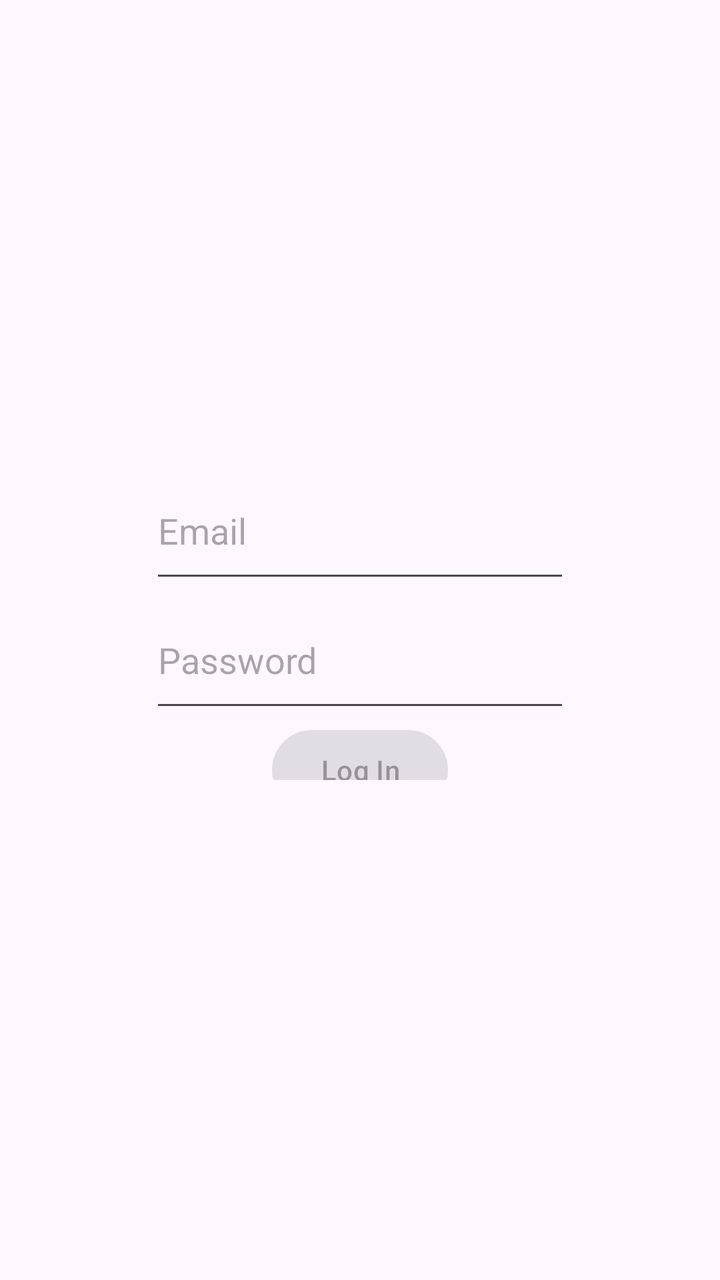
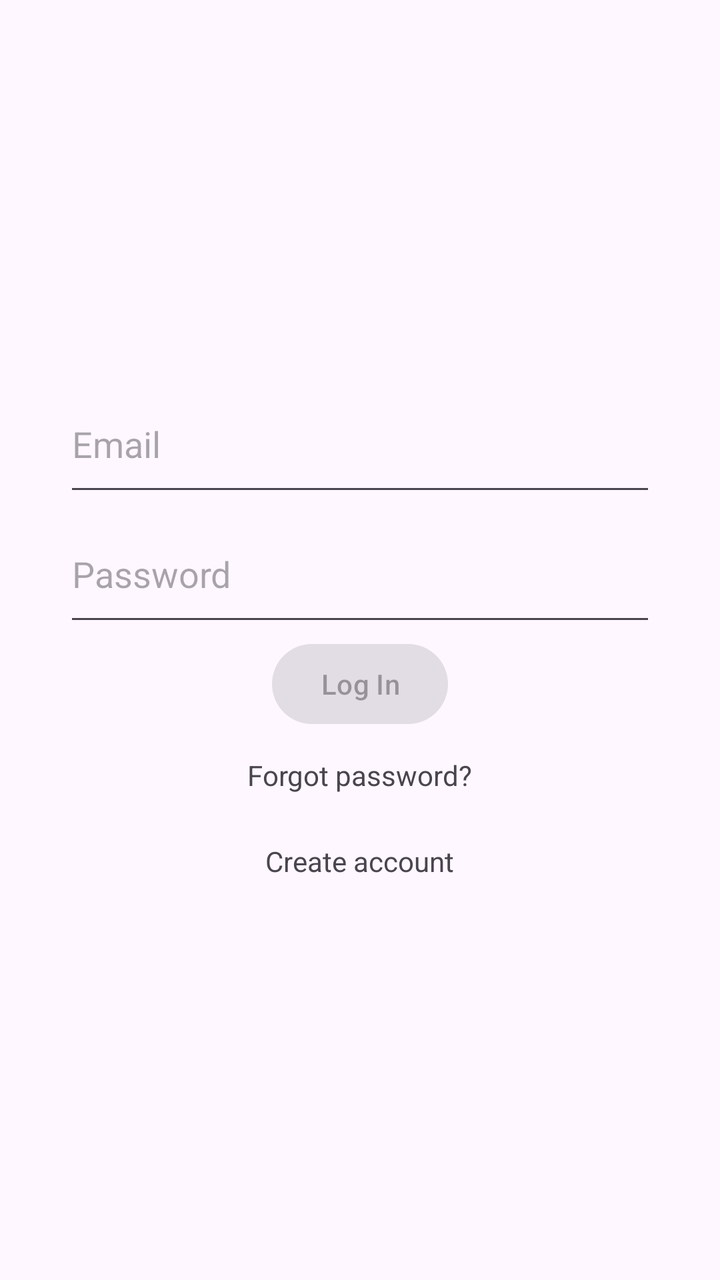

Two renders of the same Android screen: before a commit and after it. Below are the layout's source before the change and the commit's diff.
<!-- AndroidManifest.xml: application theme Theme._3130_grp8_app -->
<!-- res/layout/activity_login.xml -->
<?xml version="1.0" encoding="utf-8"?>
<androidx.constraintlayout.widget.ConstraintLayout xmlns:android="http://schemas.android.com/apk/res/android"
    xmlns:app="http://schemas.android.com/apk/res-auto"
    android:id="@+id/loginMain"
    android:layout_width="match_parent"
    android:layout_height="match_parent">

    <androidx.constraintlayout.widget.ConstraintLayout
        android:id="@+id/loginFormLayout"
        android:layout_width="match_parent"
        android:layout_height="match_parent"
        android:layout_marginHorizontal="75dp"
        android:layout_marginVertical="250dp">

        <EditText
            android:id="@+id/emailInput"
            android:layout_width="match_parent"
            android:layout_height="65dp"
            android:ems="10"
            android:hint="Email"
            android:inputType="textEmailAddress"
            app:layout_constraintBottom_toTopOf="@id/passwordInput"
            app:layout_constraintTop_toTopOf="parent" />

        <EditText
            android:id="@+id/passwordInput"
            android:layout_width="match_parent"
            android:layout_height="65dp"
            android:ems="10"
            android:hint="Password"
            android:inputType="textPassword"
            app:layout_constraintBottom_toTopOf="@id/loginButton"
            app:layout_constraintTop_toBottomOf="@id/emailInput" />

        <Button
            android:id="@+id/loginButton"
            android:layout_width="wrap_content"
            android:layout_height="wrap_content"
            android:enabled="false"
            android:text="Log In"
            app:layout_constraintBottom_toBottomOf="parent"
            app:layout_constraintEnd_toEndOf="parent"
            app:layout_constraintStart_toStartOf="parent"
            app:layout_constraintTop_toBottomOf="@id/passwordInput" />

        
        <TextView
            android:id="@+id/resetPasswordLink"
            android:layout_width="wrap_content"
            android:layout_height="wrap_content"
            android:padding="12dp"
            android:text="Forgot password?"
            app:layout_constraintEnd_toEndOf="parent"
            app:layout_constraintStart_toStartOf="parent"
            app:layout_constraintTop_toBottomOf="@id/loginButton" />

        
        <TextView
            android:id="@+id/signUpLink"
            android:layout_width="wrap_content"
            android:layout_height="wrap_content"
            android:padding="12dp"
            android:text="Create account"
            app:layout_constraintEnd_toEndOf="parent"
            app:layout_constraintStart_toStartOf="parent"
            app:layout_constraintTop_toBottomOf="@id/resetPasswordLink" />
    </androidx.constraintlayout.widget.ConstraintLayout>

    <androidx.coordinatorlayout.widget.CoordinatorLayout
        android:id="@+id/coordinatorLayout"
        android:layout_width="match_parent"
        android:layout_height="match_parent" />
</androidx.constraintlayout.widget.ConstraintLayout>
<!-- resources referenced by this layout -->
<resources>
  <style name="Theme._3130_grp8_app" parent="Base.Theme._3130_grp8_app" />
  <style name="Base.Theme._3130_grp8_app" parent="Theme.Material3.DayNight.NoActionBar">
          
          
      </style>
</resources>

<!-- the commit's change to res/layout/activity_login.xml (unified diff, before → after) -->
@@ -5,12 +5,17 @@
     android:layout_width="match_parent"
     android:layout_height="match_parent">
 
-    <androidx.constraintlayout.widget.ConstraintLayout
+    <LinearLayout
         android:id="@+id/loginFormLayout"
-        android:layout_width="match_parent"
-        android:layout_height="match_parent"
-        android:layout_marginHorizontal="75dp"
-        android:layout_marginVertical="250dp">
+        android:layout_width="0dp"
+        android:layout_height="wrap_content"
+        android:layout_marginHorizontal="32dp"
+        android:gravity="center_horizontal"
+        android:orientation="vertical"
+        app:layout_constraintBottom_toBottomOf="parent"
+        app:layout_constraintEnd_toEndOf="parent"
+        app:layout_constraintStart_toStartOf="parent"
+        app:layout_constraintTop_toTopOf="parent">
 
         <EditText
             android:id="@+id/emailInput"
@@ -18,9 +23,7 @@
             android:layout_height="65dp"
             android:ems="10"
             android:hint="Email"
-            android:inputType="textEmailAddress"
-            app:layout_constraintBottom_toTopOf="@id/passwordInput"
-            app:layout_constraintTop_toTopOf="parent" />
+            android:inputType="textEmailAddress" />
 
         <EditText
             android:id="@+id/passwordInput"
@@ -28,20 +31,14 @@
             android:layout_height="65dp"
             android:ems="10"
             android:hint="Password"
-            android:inputType="textPassword"
-            app:layout_constraintBottom_toTopOf="@id/loginButton"
-            app:layout_constraintTop_toBottomOf="@id/emailInput" />
+            android:inputType="textPassword" />
 
         <Button
             android:id="@+id/loginButton"
             android:layout_width="wrap_content"
             android:layout_height="wrap_content"
             android:enabled="false"
-            android:text="Log In"
-            app:layout_constraintBottom_toBottomOf="parent"
-            app:layout_constraintEnd_toEndOf="parent"
-            app:layout_constraintStart_toStartOf="parent"
-            app:layout_constraintTop_toBottomOf="@id/passwordInput" />
+            android:text="Log In" />
 
         
         <TextView
@@ -49,10 +46,7 @@
             android:layout_width="wrap_content"
             android:layout_height="wrap_content"
             android:padding="12dp"
-            android:text="Forgot password?"
-            app:layout_constraintEnd_toEndOf="parent"
-            app:layout_constraintStart_toStartOf="parent"
-            app:layout_constraintTop_toBottomOf="@id/loginButton" />
+            android:text="Forgot password?" />
 
         
         <TextView
@@ -60,11 +54,8 @@
             android:layout_width="wrap_content"
             android:layout_height="wrap_content"
             android:padding="12dp"
-            android:text="Create account"
-            app:layout_constraintEnd_toEndOf="parent"
-            app:layout_constraintStart_toStartOf="parent"
-            app:layout_constraintTop_toBottomOf="@id/resetPasswordLink" />
-    </androidx.constraintlayout.widget.ConstraintLayout>
+            android:text="Create account" />
+    </LinearLayout>
 
     <androidx.coordinatorlayout.widget.CoordinatorLayout
         android:id="@+id/coordinatorLayout"
